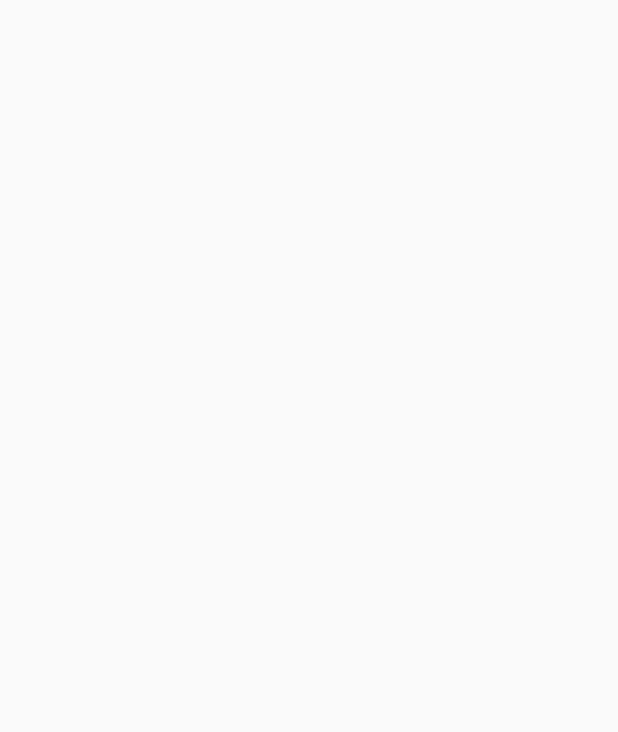
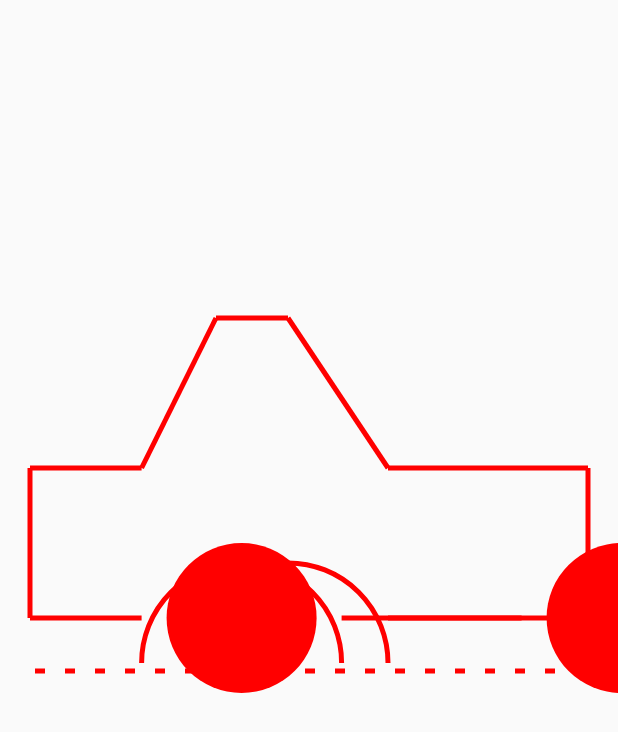
Before and after one commit to nameisjayant/composeCanvas, an Android app built with Jetpack Compose: the screen it shows after launch (MainActivity), on a phone screen of 412 x 824 dp. Before the commit the part shown is empty. Shown: the top 732 px of the screen. Run offline under Robolectric (Android 15) with nearby library versions, the phone set to English and light mode, and no system bars.

Commit message:
updated car

```diff
--- a/app/src/main/java/com/nameisjayant/canvascompose/MainActivity.kt
+++ b/app/src/main/java/com/nameisjayant/canvascompose/MainActivity.kt
@@ -17,7 +17,7 @@ class MainActivity : ComponentActivity() {
         super.onCreate(savedInstanceState)
         setContent {
             CanvasComposeTheme {
-
+                CarCanvas()
             }
         }
     }
--- a/app/src/main/java/com/nameisjayant/canvascompose/draw_car.kt
+++ b/app/src/main/java/com/nameisjayant/canvascompose/draw_car.kt
@@ -82,7 +82,7 @@ fun CarCanvas() {
                 startAngle = 180f,
                 sweepAngle = 180f,
                 useCenter = false,
-                topLeft = Offset(x = width / 5, y = height / 2.5f),
+                topLeft = Offset(x = width / 5, y = height / 2.45f),
                 style = Stroke(width = 5f),
                 size = Size(200f, 200f)
             )
@@ -103,7 +103,7 @@ fun CarCanvas() {
                 startAngle = 180f,
                 sweepAngle = 180f,
                 useCenter = false,
-                topLeft = Offset(x = width - 400, y = height / 2.5f),
+                topLeft = Offset(x = width - 400, y = height / 2.45f),
                 style = Stroke(width = 5f),
                 size = Size(200f, 200f)
             )
```
Also changed, not shown: 1 other file.
